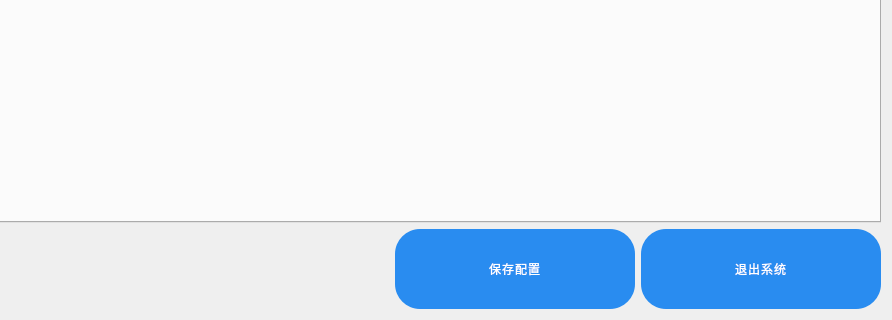
Qt form SSCard_System/SystemManager.ui (leithergit/SSCard_System) before a commit; both pictures show x 469 to 1361 and y 489 to 809 of the 1361 by 809 pixel window.
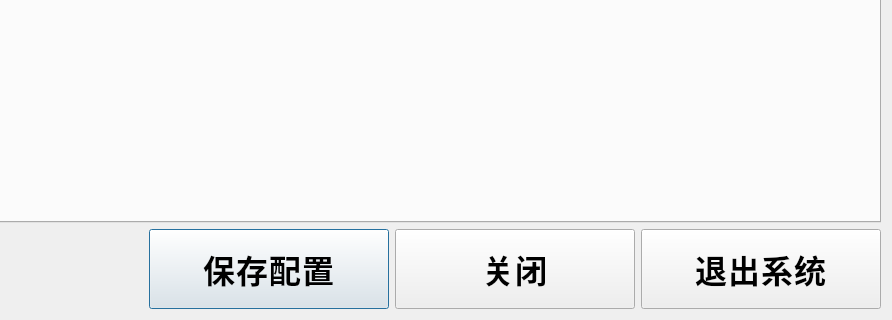
The same form after that commit.

```diff
--- a/SSCard_System/SystemManager.ui
+++ b/SSCard_System/SystemManager.ui
@@ -13,6 +13,15 @@
   <property name="windowTitle">
    <string>SystemManager</string>
   </property>
+  <property name="styleSheet">
+   <string notr="true">font-family: &quot;思源黑体 CN Regular&quot;;
+font-size: 32px;
+font-weight: bold;
+line-height: 49px;
+letter-spacing: 1px;
+color: 0
+</string>
+  </property>
   <layout class="QVBoxLayout" name="verticalLayout">
    <item>
     <widget class="QTabWidget" name="tabWidget"/>
@@ -40,22 +49,24 @@
          <height>80</height>
         </size>
        </property>
-       <property name="styleSheet">
-        <string notr="true">QPushButton{background-color: #298cf0;
-border-radius: 25px;
-font: 57 36px &quot;思源黑体 CN Medium&quot;;
-font-weight: normal;
-line-height: 49px;
-letter-spacing: 1px;
-color: #ffffff;}
-QPushButton:pressed{background:#38a357;}
-</string>
-       </property>
        <property name="text">
         <string>保存配置</string>
        </property>
       </widget>
      </item>
+     <item>
+      <widget class="QPushButton" name="pushButton_Close">
+       <property name="minimumSize">
+        <size>
+         <width>240</width>
+         <height>80</height>
+        </size>
+       </property>
+       <property name="text">
+        <string>关闭</string>
+       </property>
+      </widget>
+     </item>
      <item>
       <widget class="QPushButton" name="pushButton_Exit">
        <property name="minimumSize">
@@ -64,17 +75,6 @@
          <height>80</height>
         </size>
        </property>
-       <property name="styleSheet">
-        <string notr="true">QPushButton{background-color: #298cf0;
-border-radius: 25px;
-font: 57 36px &quot;思源黑体 CN Medium&quot;;
-font-weight: normal;
-line-height: 49px;
-letter-spacing: 1px;
-color: #ffffff;}
-QPushButton:pressed{background:#38a357;}
-</string>
-       </property>
        <property name="text">
         <string>退出系统</string>
        </property>
```
